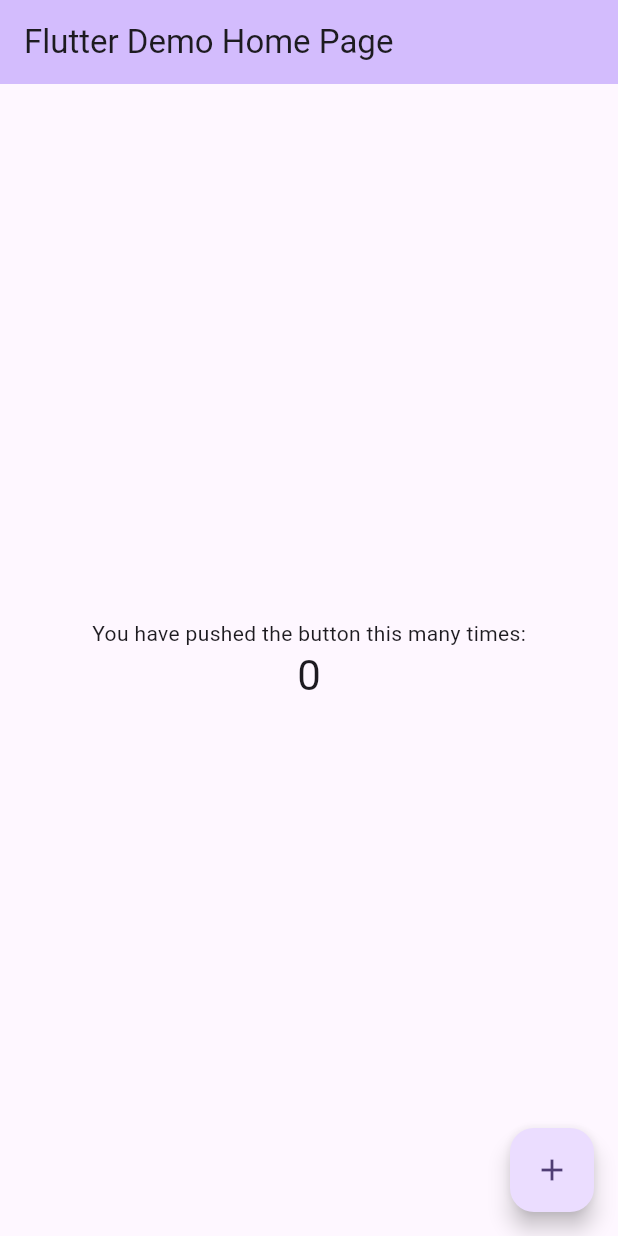
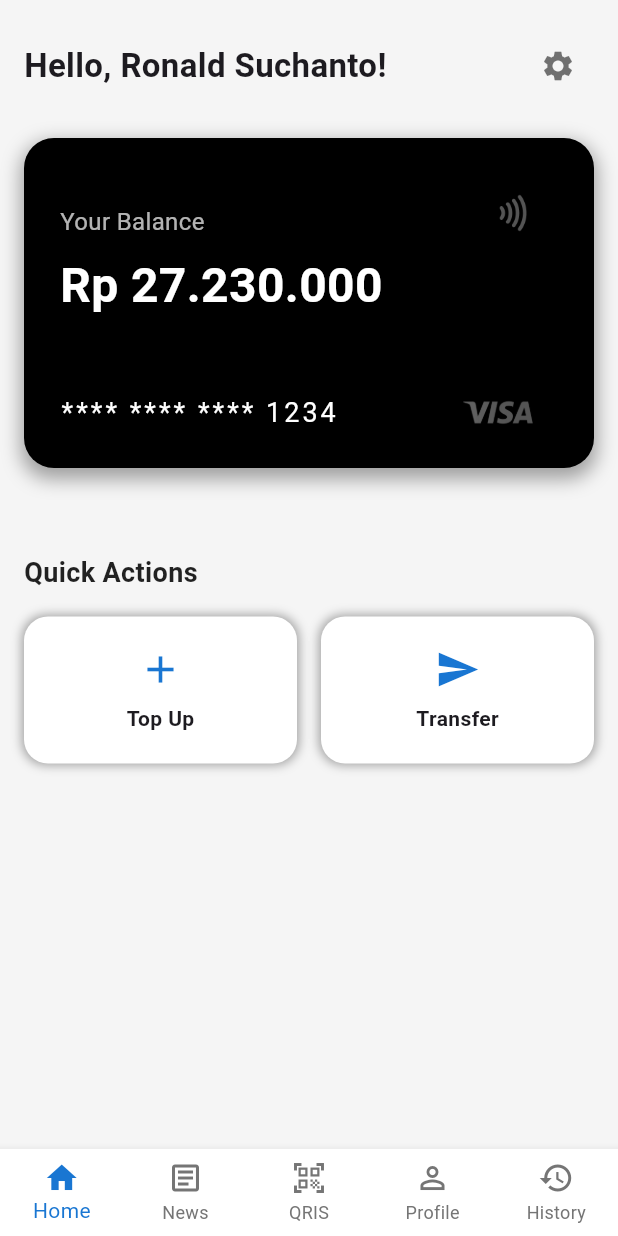
Before and after one commit to Raged9/MobileBankingFlutterApp, a Flutter app: the screen it shows after launch, on a phone screen of 412 x 824 dp. Run offline on Flutter 3.47's test engine with Material 3 defaults, Android fonts, the phone set to English and light mode, and no system bars.

Commit message:
Commit 2 Christopher: Membuat Tampilan dasar Home Page dan placeholder masing2 tombol

```diff
--- a/lib/main.dart
+++ b/lib/main.dart
@@ -1,4 +1,6 @@
 import 'package:flutter/material.dart';
+import 'package:flutter/services.dart';
+import 'screens/home_screen.dart';
 
 void main() {
   runApp(const MyApp());
@@ -7,116 +9,18 @@ void main() {
 class MyApp extends StatelessWidget {
   const MyApp({super.key});
 
-  // This widget is the root of your application.
   @override
   Widget build(BuildContext context) {
+    SystemChrome.setSystemUIOverlayStyle(SystemUiOverlayStyle.light);
+
     return MaterialApp(
-      title: 'Flutter Demo',
+      title: 'Banking App UI',
+      debugShowCheckedModeBanner: false,
       theme: ThemeData(
-        // This is the theme of your application.
-        //
-        // TRY THIS: Try running your application with "flutter run". You'll see
-        // the application has a purple toolbar. Then, without quitting the app,
-        // try changing the seedColor in the colorScheme below to Colors.green
-        // and then invoke "hot reload" (save your changes or press the "hot
-        // reload" button in a Flutter-supported IDE, or press "r" if you used
-        // the command line to start the app).
-        //
-        // Notice that the counter didn't reset back to zero; the application
-        // state is not lost during the reload. To reset the state, use hot
-        // restart instead.
-        //
-        // This works for code too, not just values: Most code changes can be
-        // tested with just a hot reload.
-        colorScheme: ColorScheme.fromSeed(seedColor: Colors.deepPurple),
+        primarySwatch: Colors.blue,
+        fontFamily: 'sans-serif',
       ),
-      home: const MyHomePage(title: 'Flutter Demo Home Page'),
+      home: const HomePage(),
     );
   }
 }
-
-class MyHomePage extends StatefulWidget {
-  const MyHomePage({super.key, required this.title});
-
-  // This widget is the home page of your application. It is stateful, meaning
-  // that it has a State object (defined below) that contains fields that affect
-  // how it looks.
-
-  // This class is the configuration for the state. It holds the values (in this
-  // case the title) provided by the parent (in this case the App widget) and
-  // used by the build method of the State. Fields in a Widget subclass are
-  // always marked "final".
-
-  final String title;
-
-  @override
-  State<MyHomePage> createState() => _MyHomePageState();
-}
-
-class _MyHomePageState extends State<MyHomePage> {
-  int _counter = 0;
-
-  void _incrementCounter() {
-    setState(() {
-      // This call to setState tells the Flutter framework that something has
-      // changed in this State, which causes it to rerun the build method below
-      // so that the display can reflect the updated values. If we changed
-      // _counter without calling setState(), then the build method would not be
-      // called again, and so nothing would appear to happen.
-      _counter++;
-    });
-  }
-
-  @override
-  Widget build(BuildContext context) {
-    // This method is rerun every time setState is called, for instance as done
-    // by the _incrementCounter method above.
-    //
-    // The Flutter framework has been optimized to make rerunning build methods
-    // fast, so that you can just rebuild anything that needs updating rather
-    // than having to individually change instances of widgets.
-    return Scaffold(
-      appBar: AppBar(
-        // TRY THIS: Try changing the color here to a specific color (to
-        // Colors.amber, perhaps?) and trigger a hot reload to see the AppBar
-        // change color while the other colors stay the same.
-        backgroundColor: Theme.of(context).colorScheme.inversePrimary,
-        // Here we take the value from the MyHomePage object that was created by
-        // the App.build method, and use it to set our appbar title.
-        title: Text(widget.title),
-      ),
-      body: Center(
-        // Center is a layout widget. It takes a single child and positions it
-        // in the middle of the parent.
-        child: Column(
-          // Column is also a layout widget. It takes a list of children and
-          // arranges them vertically. By default, it sizes itself to fit its
-          // children horizontally, and tries to be as tall as its parent.
-          //
-          // Column has various properties to control how it sizes itself and
-          // how it positions its children. Here we use mainAxisAlignment to
-          // center the children vertically; the main axis here is the vertical
-          // axis because Columns are vertical (the cross axis would be
-          // horizontal).
-          //
-          // TRY THIS: Invoke "debug painting" (choose the "Toggle Debug Paint"
-          // action in the IDE, or press "p" in the console), to see the
-          // wireframe for each widget.
-          mainAxisAlignment: MainAxisAlignment.center,
-          children: <Widget>[
-            const Text('You have pushed the button this many times:'),
-            Text(
-              '$_counter',
-              style: Theme.of(context).textTheme.headlineMedium,
-            ),
-          ],
-        ),
-      ),
-      floatingActionButton: FloatingActionButton(
-        onPressed: _incrementCounter,
-        tooltip: 'Increment',
-        child: const Icon(Icons.add),
-      ), // This trailing comma makes auto-formatting nicer for build methods.
-    );
-  }
-}
--- /dev/null
+++ b/lib/models/user_data.dart
@@ -0,0 +1,17 @@
+class UserData {
+  final String name;
+  final String balance;
+  final String cardNumber;
+
+  UserData({
+    required this.name,
+    required this.balance,
+    required this.cardNumber,
+  });
+}
+
+final userData = UserData(
+  name: 'Ronald Suchanto',
+  balance: '27.230.000',
+  cardNumber: '**** **** **** 1234',
+);
--- /dev/null
+++ b/lib/screens/home_screen.dart
@@ -0,0 +1,65 @@
+import 'package:flutter/material.dart';
+import '../widgets/balance_card.dart';
+import '../widgets/header.dart';
+import '../widgets/quick_actions.dart';
+import 'placeholder_page.dart';
+
+class HomePage extends StatefulWidget {
+  const HomePage({super.key});
+
+  @override
+  State<HomePage> createState() => _HomePageState();
+}
+
+class _HomePageState extends State<HomePage> {
+  int _selectedIndex = 0;
+
+  void _navigateToNewPage() {
+    Navigator.push(
+      context,
+      MaterialPageRoute(builder: (context) => const PlaceholderPage()),
+    );
+  }
+
+  void _onItemTapped(int index) {
+    if (index != _selectedIndex) {
+      _navigateToNewPage();
+    }
+  }
+
+  @override
+  Widget build(BuildContext context) {
+    return Scaffold(
+      backgroundColor: Colors.grey[100],
+      body: SafeArea(
+        child: ListView(
+          padding: const EdgeInsets.symmetric(horizontal: 16.0, vertical: 20.0),
+          children: const [
+            Header(),
+            SizedBox(height: 24),
+            BalanceCard(),
+            SizedBox(height: 30),
+            QuickActions(),
+          ],
+        ),
+      ),
+      bottomNavigationBar: BottomNavigationBar(
+        items: const <BottomNavigationBarItem>[
+          BottomNavigationBarItem(icon: Icon(Icons.home), label: 'Home'),
+          BottomNavigationBarItem(icon: Icon(Icons.article_outlined), label: 'News'),
+          BottomNavigationBarItem(icon: Icon(Icons.qr_code_scanner), label: 'QRIS'),
+          BottomNavigationBarItem(icon: Icon(Icons.person_outline), label: 'Profile'),
+          BottomNavigationBarItem(icon: Icon(Icons.history), label: 'History'),
+        ],
+        currentIndex: _selectedIndex,
+        selectedItemColor: Colors.blue.shade700,
+        unselectedItemColor: Colors.grey.shade600,
+        onTap: _onItemTapped,
+        showUnselectedLabels: true,
+        type: BottomNavigationBarType.fixed,
+        backgroundColor: Colors.white,
+        elevation: 5.0,
+      ),
+    );
+  }
+}
--- /dev/null
+++ b/lib/screens/placeholder_page.dart
@@ -0,0 +1,24 @@
+import 'package:flutter/material.dart';
+
+class PlaceholderPage extends StatelessWidget {
+  const PlaceholderPage({super.key});
+
+  @override
+  Widget build(BuildContext context) {
+    return Scaffold(
+      backgroundColor: Colors.white,
+      appBar: AppBar(
+        title: const Text('New Page'),
+        backgroundColor: Colors.white,
+        foregroundColor: Colors.black,
+        elevation: 1,
+      ),
+      body: const Center(
+        child: Text(
+          'Ini adalah halaman baru.',
+          style: TextStyle(fontSize: 18),
+        ),
+      ),
+    );
+  }
+}
--- /dev/null
+++ b/lib/widgets/balance_card.dart
@@ -0,0 +1,81 @@
+import 'package:flutter/material.dart';
+import '../models/user_data.dart';
+
+class BalanceCard extends StatelessWidget {
+  const BalanceCard({super.key});
+
+  @override
+  Widget build(BuildContext context) {
+    return Stack(
+      children: [
+        Container(
+          height: 220,
+          decoration: BoxDecoration(
+            borderRadius: BorderRadius.circular(20.0),
+            color: Colors.black,
+            boxShadow: [
+              BoxShadow(
+                color: Colors.grey,
+                spreadRadius: 2,
+                blurRadius: 10,
+                offset: const Offset(0, 5),
+              ),
+            ],
+          ),
+        ),
+
+        Positioned(
+          top: 20,
+          right: 24,
+          child: Image.asset(
+            'assets/images/cashless.png',
+            height: 60,
+            fit: BoxFit.contain,
+          ),
+        ),
+
+        Padding(
+          padding: const EdgeInsets.all(24.0),
+          child: Column(
+            crossAxisAlignment: CrossAxisAlignment.start,
+            children: [
+              const SizedBox(height: 20),
+              const Text(
+                'Your Balance',
+                style: TextStyle(color: Colors.white70, fontSize: 16),
+              ),
+              const SizedBox(height: 8),
+              Text(
+                'Rp ${userData.balance}',
+                style: const TextStyle(
+                  color: Colors.white,
+                  fontSize: 32,
+                  fontWeight: FontWeight.bold,
+                ),
+              ),
+              const SizedBox(height: 22),
+              Row(
+                mainAxisAlignment: MainAxisAlignment.spaceBetween,
+                children: [
+                  Text(
+                    userData.cardNumber,
+                    style: const TextStyle(
+                      color: Colors.white,
+                      fontSize: 18,
+                      letterSpacing: 2,
+                    ),
+                  ),
+                  Image.asset(
+                    'assets/images/visa.png',
+                    height: 80,
+                    fit: BoxFit.contain,
+                  ),
+                ],
+              ),
+            ],
+          ),
+        ),
+      ],
+    );
+  }
+}
--- /dev/null
+++ b/lib/widgets/header.dart
@@ -0,0 +1,34 @@
+import 'package:flutter/material.dart';
+import '../models/user_data.dart';
+import '../screens/placeholder_page.dart';
+
+class Header extends StatelessWidget {
+  const Header({super.key});
+
+  void _navigateToNewPage(BuildContext context) {
+    Navigator.push(
+      context,
+      MaterialPageRoute(builder: (context) => const PlaceholderPage()),
+    );
+  }
+
+  @override
+  Widget build(BuildContext context) {
+    return Row(
+      mainAxisAlignment: MainAxisAlignment.spaceBetween,
+      children: [
+        Text(
+          'Hello, ${userData.name}!',
+          style: const TextStyle(
+            fontSize: 22,
+            fontWeight: FontWeight.bold,
+          ),
+        ),
+        IconButton(
+          icon: const Icon(Icons.settings, color: Colors.black54),
+          onPressed: () => _navigateToNewPage(context),
+        ),
+      ],
+    );
+  }
+}
--- /dev/null
+++ b/lib/widgets/quick_actions.dart
@@ -0,0 +1,84 @@
+import 'package:flutter/material.dart';
+import '../screens/placeholder_page.dart';
+
+class QuickActions extends StatelessWidget {
+  const QuickActions({super.key});
+
+  void _navigateToNewPage(BuildContext context) {
+    Navigator.push(
+      context,
+      MaterialPageRoute(builder: (context) => const PlaceholderPage()),
+    );
+  }
+
+  @override
+  Widget build(BuildContext context) {
+    return Column(
+      crossAxisAlignment: CrossAxisAlignment.start,
+      children: [
+        const Text(
+          'Quick Actions',
+          style: TextStyle(
+            fontSize: 18,
+            fontWeight: FontWeight.bold,
+            color: Colors.black87,
+          ),
+        ),
+        const SizedBox(height: 16),
+        Row(
+          children: [
+            Expanded(
+              child: _actionButton(
+                context: context,
+                icon: Icons.add,
+                label: 'Top Up',
+                onTap: () => _navigateToNewPage(context),
+              ),
+            ),
+            const SizedBox(width: 16),
+            Expanded(
+              child: _actionButton(
+                context: context,
+                icon: Icons.send,
+                label: 'Transfer',
+                onTap: () => _navigateToNewPage(context),
+              ),
+            ),
+          ],
+        )
+      ],
+    );
+  }
+
+  Widget _actionButton({
+    required BuildContext context,
+    required IconData icon,
+    required String label,
+    required VoidCallback onTap,
+  }) {
+    return GestureDetector(
+      onTap: onTap,
+      child: Container(
+        padding: const EdgeInsets.symmetric(vertical: 20),
+        decoration: BoxDecoration(
+          color: Colors.white,
+          borderRadius: BorderRadius.circular(16),
+          boxShadow: [
+            BoxShadow(
+              color: Colors.grey,
+              spreadRadius: 1,
+              blurRadius: 5,
+            ),
+          ],
+        ),
+        child: Column(
+          children: [
+            Icon(icon, size: 30, color: Colors.blue.shade700),
+            const SizedBox(height: 8),
+            Text(label, style: const TextStyle(fontWeight: FontWeight.w600)),
+          ],
+        ),
+      ),
+    );
+  }
+}
--- a/pubspec.yaml
+++ b/pubspec.yaml
@@ -58,9 +58,9 @@ flutter:
   uses-material-design: true
 
   # To add assets to your application, add an assets section, like this:
-  # assets:
-  #   - images/a_dot_burr.jpeg
-  #   - images/a_dot_ham.jpeg
+  assets:
+  - assets/images/
+
 
   # An image asset can refer to one or more resolution-specific "variants", see
   # https://flutter.dev/to/resolution-aware-images
```
Also changed, not shown: assets/images/cashless.png (added), assets/images/visa.png (added), 1 other file.
